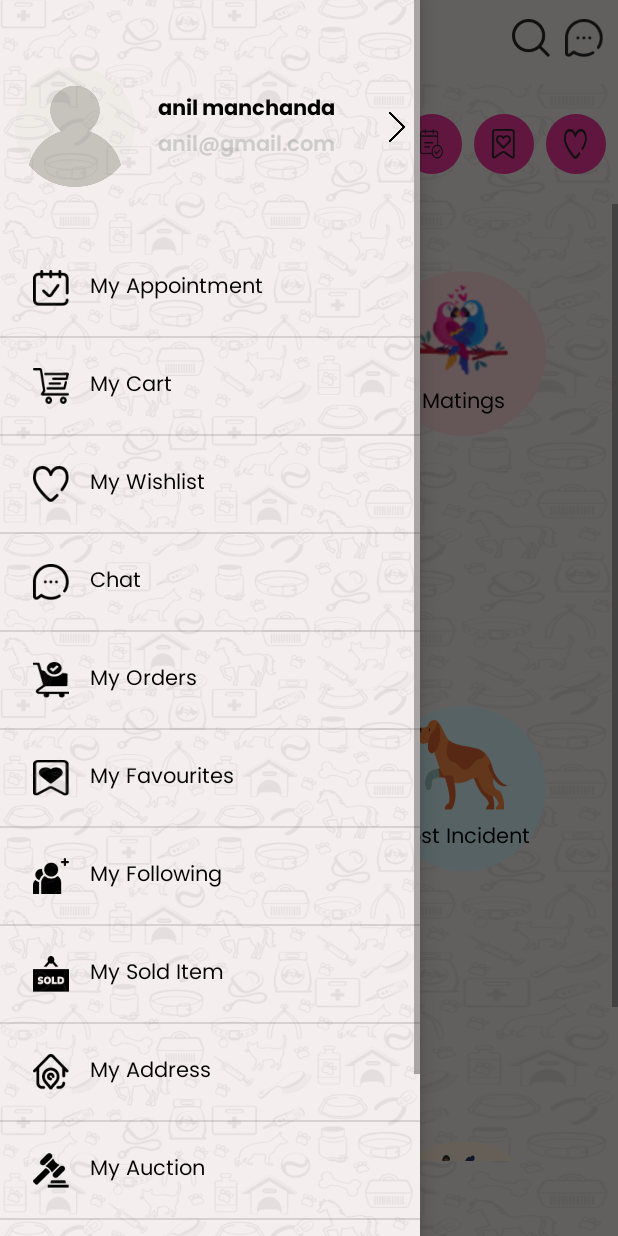
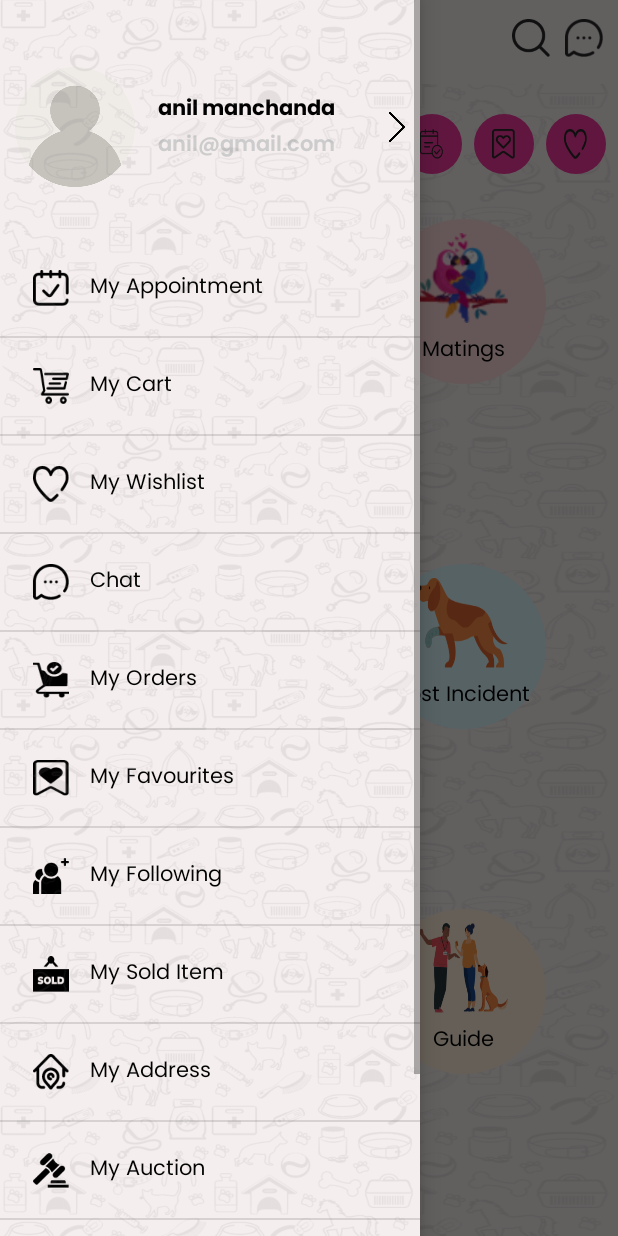
Before and after one commit to aman-adsandurl/petroll_user, an Android app: the CommunityActivity screen opened directly, with no data from a screen before it, with the side drawer open, on a phone screen of 412 x 824 dp. Run offline under Robolectric (Android 15) with nearby library versions, the phone set to English and light mode, and no system bars; libraries missing offline, so code that uses them is left out: com.etebarian.meowbottomnavigation; plain views replace MeowBottomNavigation; 6 statements that could not run were skipped.

Commit message:
changed the spacing

```diff
--- a/app/src/main/res/layout/activity_community.xml
+++ b/app/src/main/res/layout/activity_community.xml
@@ -38,8 +38,8 @@
 
                 <LinearLayout
                     android:layout_width="match_parent"
-                    android:layout_height="@dimen/dimen160"
-                    android:layout_marginTop="@dimen/dimen20">
+                    android:layout_height="wrap_content"
+                    android:layout_marginTop="@dimen/dimen10">
 
                     <com.petroll.utils.ServiceLayout
                         android:id="@+id/post_layout"
@@ -67,8 +67,8 @@
 
                 <LinearLayout
                     android:layout_width="match_parent"
-                    android:layout_height="@dimen/dimen160"
-                    android:layout_marginTop="@dimen/dimen20">
+                    android:layout_height="wrap_content"
+                    android:layout_marginTop="@dimen/dimen10">
 
                     <com.petroll.utils.ServiceLayout
                         android:id="@+id/adoption_layout"
@@ -96,8 +96,8 @@
 
                 <LinearLayout
                     android:layout_width="match_parent"
-                    android:layout_height="@dimen/dimen160"
-                    android:layout_marginTop="@dimen/dimen20">
+                    android:layout_height="wrap_content"
+                    android:layout_marginTop="@dimen/dimen10">
 
                     <com.petroll.utils.ServiceLayout
                         android:id="@+id/news_layout"
--- a/app/src/main/res/layout/activity_market.xml
+++ b/app/src/main/res/layout/activity_market.xml
@@ -40,8 +40,8 @@
 
         <LinearLayout
             android:layout_width="match_parent"
-            android:layout_height="@dimen/dimen160"
-            android:layout_marginTop="@dimen/dimen20">
+            android:layout_height="wrap_content"
+            android:layout_marginTop="@dimen/dimen10">
 
             <com.petroll.utils.ServiceLayout
                 android:id="@+id/shop_layout"
```
Also changed, not shown: app/src/main/res/layout/activity_service.xml (+4 -5 lines).
